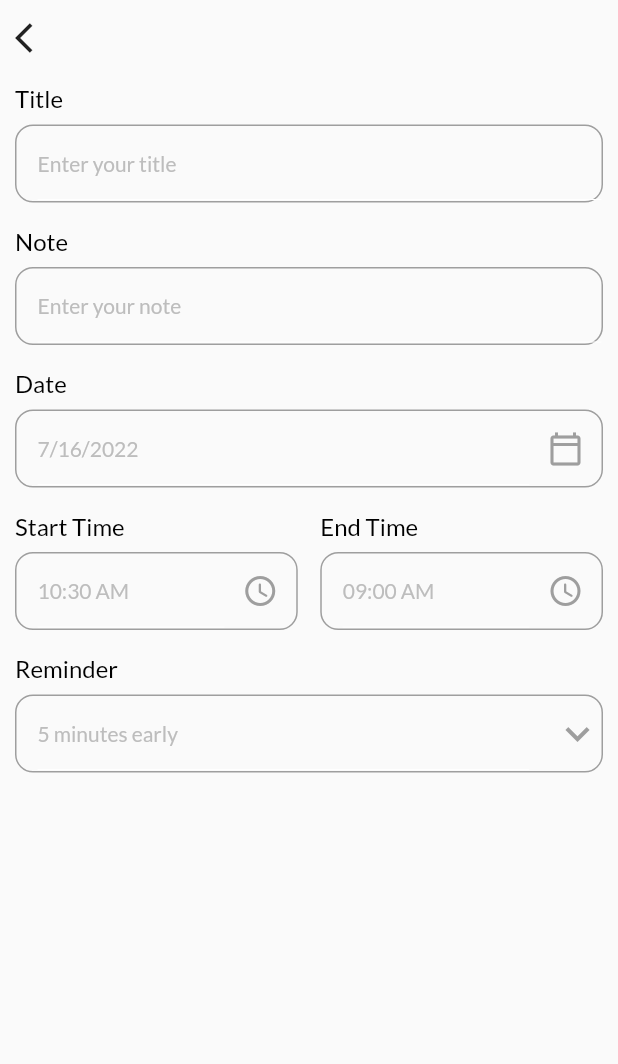
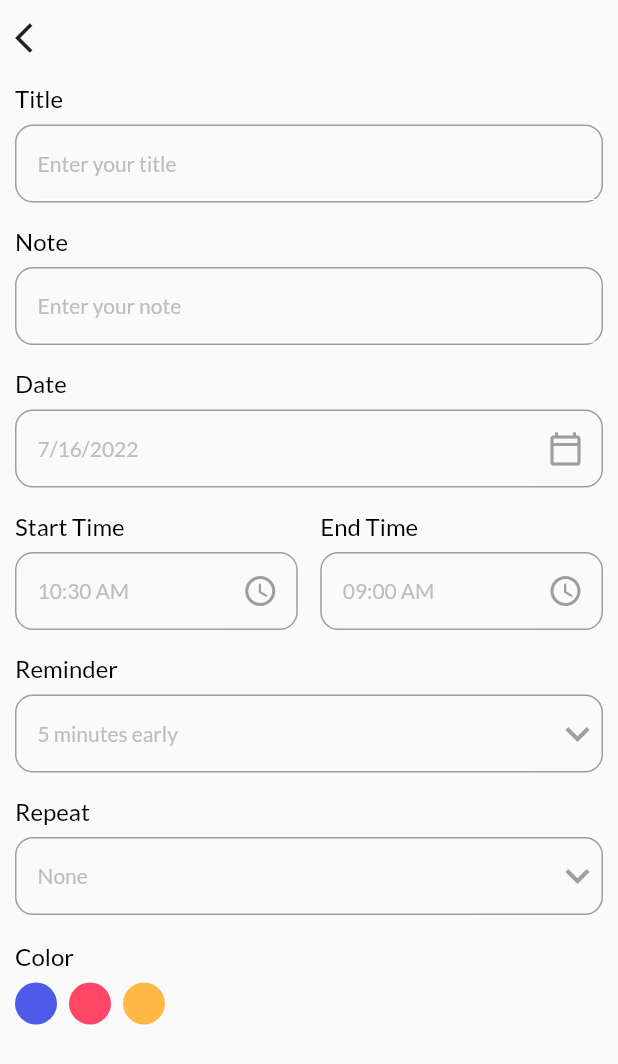
Before and after one commit to Booysen31SA/sharedspace, a Flutter app: the AddTask screen opened directly with empty values, on a phone screen of 412 x 824 dp. Shown: the top 1064 px of the screen. Run offline on Flutter 3.47's test engine with Material 2 defaults, Android fonts, the phone set to English and light mode, and no system bars; our stand-ins replace animated_splash_screen, date_picker_timeline, flutter_local_notifications, flutter_spinkit, get, get_storage and 2 more; accounts and stored records are empty.

Commit message:
added Colors at the bottom

```diff
--- a/lib/pages/Forms/AddTask.dart
+++ b/lib/pages/Forms/AddTask.dart
@@ -24,6 +24,9 @@ class _AddTaskState extends State<AddTask> {
   String _startTime = DateFormat("hh:mm a").format(DateTime.now()).toString();
   int _selectedRemind = 5;
   List<int> remindList = [5, 10, 15, 30];
+  String _selectedRepeat = 'None';
+  List<String> repeatList = ['None', 'Daily', 'Weekly', 'Monthly'];
+
   @override
   Widget build(BuildContext context) {
     return Scaffold(
@@ -120,6 +123,67 @@ class _AddTaskState extends State<AddTask> {
                           }).toList(),
                         ),
                       ),
+                      MyInputField(
+                        title: 'Repeat',
+                        hint: '$_selectedRepeat',
+                        widget: DropdownButton(
+                          icon: Icon(
+                            Icons.keyboard_arrow_down,
+                            color: Colors.grey,
+                          ),
+                          iconSize: 32,
+                          elevation: 4,
+                          style: subTitleStyle,
+                          underline: Container(height: 0),
+                          onChanged: (String? newValue) {
+                            setState(() {
+                              _selectedRepeat = newValue!;
+                            });
+                          },
+                          items: repeatList
+                              .map<DropdownMenuItem<String>>((String value) {
+                            return DropdownMenuItem(
+                              value: value.toString(),
+                              child: Text(
+                                value.toString(),
+                              ),
+                            );
+                          }).toList(),
+                        ),
+                      ),
+                      SizedBox(
+                        height: 18,
+                      ),
+                      Row(
+                        children: [
+                          Column(
+                            crossAxisAlignment: CrossAxisAlignment.start,
+                            children: [
+                              Text(
+                                'Color',
+                                style: titleStyle,
+                              ),
+                              SizedBox(
+                                height: 8.0,
+                              ),
+                              Wrap(
+                                children: List<Widget>.generate(3, (int index) {
+                                  return Padding(
+                                    padding: const EdgeInsets.only(right: 8.0),
+                                    child: CircleAvatar(
+                                        radius: 14,
+                                        backgroundColor: index == 0
+                                            ? primaryClr
+                                            : index == 1
+                                                ? pinkClr
+                                                : yellowClr),
+                                  );
+                                }),
+                              )
+                            ],
+                          )
+                        ],
+                      )
                     ],
                   ),
                 ),
```
